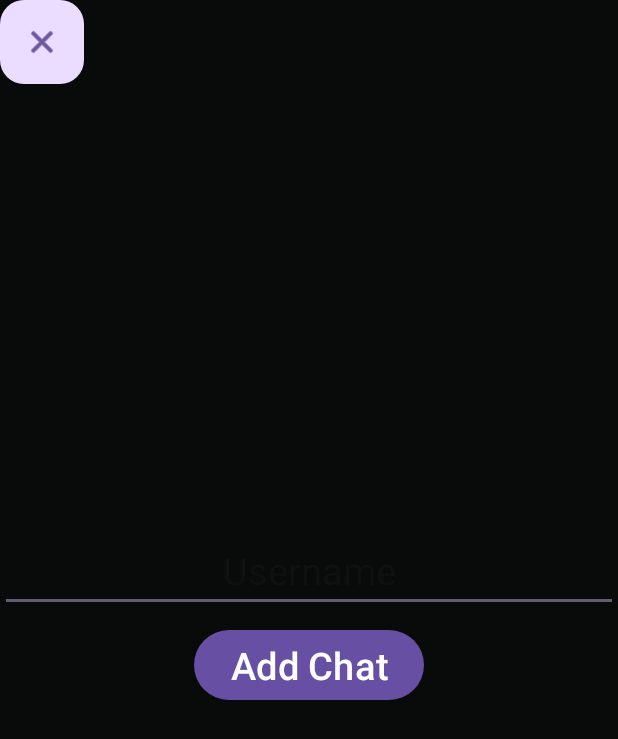
After one commit to YoavNahumus/AP2-4, an Android app: the AddChatActivity screen opened directly, with no data from a screen before it, on a phone screen of 412 x 824 dp. The commit adds this screen. Shown: the top 739 px of the screen. Run offline under Robolectric (Android 15) with nearby library versions, the phone set to English and light mode, and no system bars; our stand-ins replace Room's generated code; Roboto replaces fonts that are not available here.

Commit message:
Added API and Room functionality from chats

```diff
--- /dev/null
+++ b/app/src/main/java/com/example/ap2_4/AddChatActivity.java
@@ -0,0 +1,53 @@
+package com.example.ap2_4;
+
+import android.os.Bundle;
+import android.widget.Button;
+import android.widget.EditText;
+import android.widget.Toast;
+
+import androidx.annotation.Nullable;
+import androidx.appcompat.app.AppCompatActivity;
+import androidx.room.Room;
+
+import com.example.ap2_4.api.API;
+import com.example.ap2_4.entities.ChatDescription;
+import com.example.ap2_4.entities.ChatEntity;
+import com.google.android.material.floatingactionbutton.FloatingActionButton;
+
+import retrofit2.Call;
+import retrofit2.Callback;
+import retrofit2.Response;
+
+public class AddChatActivity extends AppCompatActivity {
+
+    @Override
+    protected void onCreate(@Nullable Bundle savedInstanceState) {
+        super.onCreate(savedInstanceState);
+        setContentView(R.layout.activity_add_chat);
+
+
+        Button btnAdd = findViewById(R.id.btnAddChat);
+
+        btnAdd.setOnClickListener(v -> {
+            String username = ((EditText) findViewById(R.id.usernameInput)).getText().toString();
+              API.instance.createChat(username, getIntent().getStringExtra("token"), new Callback<ChatDescription>() {
+                  @Override
+                  public void onResponse(Call<ChatDescription> call, Response<ChatDescription> response) {
+                        if (!response.isSuccessful()) {
+                            Toast.makeText(AddChatActivity.this, "Failed to create chat", Toast.LENGTH_SHORT).show();
+                            return;
+                        }
+                        finish();
+                  }
+
+                  @Override
+                  public void onFailure(Call<ChatDescription> call, Throwable t) {
+
+                  }
+              });
+        });
+
+        FloatingActionButton btnBack = findViewById(R.id.btnBack);
+        btnBack.setOnClickListener(v -> finish());
+    }
+}
--- a/app/src/main/java/com/example/ap2_4/MainActivity.java
+++ b/app/src/main/java/com/example/ap2_4/MainActivity.java
@@ -38,7 +38,9 @@ public class MainActivity extends AppCompatActivity {
                             return;
                         }
                         String token = response.body();
-                        // TODO: save token and redirect to chats activity
+                        Intent intent = new Intent(MainActivity.this, ChatsActivity.class);
+                        intent.putExtra("token", token);
+                        startActivity(intent);
                     }
 
                     @Override
--- /dev/null
+++ b/app/src/main/res/layout/activity_add_chat.xml
@@ -0,0 +1,44 @@
+<?xml version="1.0" encoding="utf-8"?>
+<androidx.constraintlayout.widget.ConstraintLayout xmlns:android="http://schemas.android.com/apk/res/android"
+    xmlns:tools="http://schemas.android.com/tools"
+    xmlns:app="http://schemas.android.com/apk/res-auto"
+    android:layout_width="match_parent"
+    android:layout_height="match_parent">
+    <LinearLayout
+        android:layout_width="match_parent"
+        android:layout_height="match_parent"
+        android:layout_gravity="center"
+        android:background="#090b0a"
+        android:orientation="vertical"
+        android:gravity="center"
+        app:layout_constraintTop_toTopOf="parent"
+        app:layout_constraintStart_toStartOf="parent">
+
+        <EditText
+            android:id="@+id/usernameInput"
+            android:layout_width="match_parent"
+            android:layout_height="wrap_content"
+            android:autofillHints="username"
+            android:hint="Username"
+            android:inputType="text"
+            android:textAlignment="center"
+            android:textSize="25sp" />
+
+        <Button
+            android:layout_width="wrap_content"
+            android:layout_height="wrap_content"
+            android:layout_marginTop="8dp"
+            android:text="Add Chat"
+            android:textSize="25sp"
+            android:id="@+id/btnAddChat"/>
+
+    </LinearLayout>
+
+    <com.google.android.material.floatingactionbutton.FloatingActionButton
+        android:layout_width="wrap_content"
+        android:layout_height="wrap_content"
+        app:layout_constraintTop_toTopOf="parent"
+        app:layout_constraintStart_toStartOf="parent"
+        android:id="@+id/btnBack"
+        app:srcCompat="@android:drawable/ic_menu_close_clear_cancel"/>
+</androidx.constraintlayout.widget.ConstraintLayout>
```
Also changed, not shown: app/build.gradle (+6 -1 lines), app/src/main/AndroidManifest.xml (+6 -1 lines), app/src/main/java/com/example/ap2_4/AppDB.java (added, +22 -0 lines), app/src/main/java/com/example/ap2_4/ChatDao.java (added, +33 -0 lines), app/src/main/java/com/example/ap2_4/ChatsActivity.java (added, +58 -0 lines), app/src/main/java/com/example/ap2_4/Converters.java (added, +35 -0 lines), app/src/main/java/com/example/ap2_4/adapters/ChatsListAdapter.java (added, +66 -0 lines), app/src/main/java/com/example/ap2_4/entities/Chat.java (+5 -3 lines), app/src/main/java/com/example/ap2_4/entities/ChatEntity.java (added, +29 -0 lines), app/src/main/java/com/example/ap2_4/repositories/ChatsRepository.java (added, +91 -0 lines), app/src/main/java/com/example/ap2_4/viewmodels/ChatsViewModel.java (added, +36 -0 lines), app/src/main/res/layout/activity_chats.xml (added, +31 -0 lines), app/src/main/res/layout/chat_layout.xml (added, +43 -0 lines).
